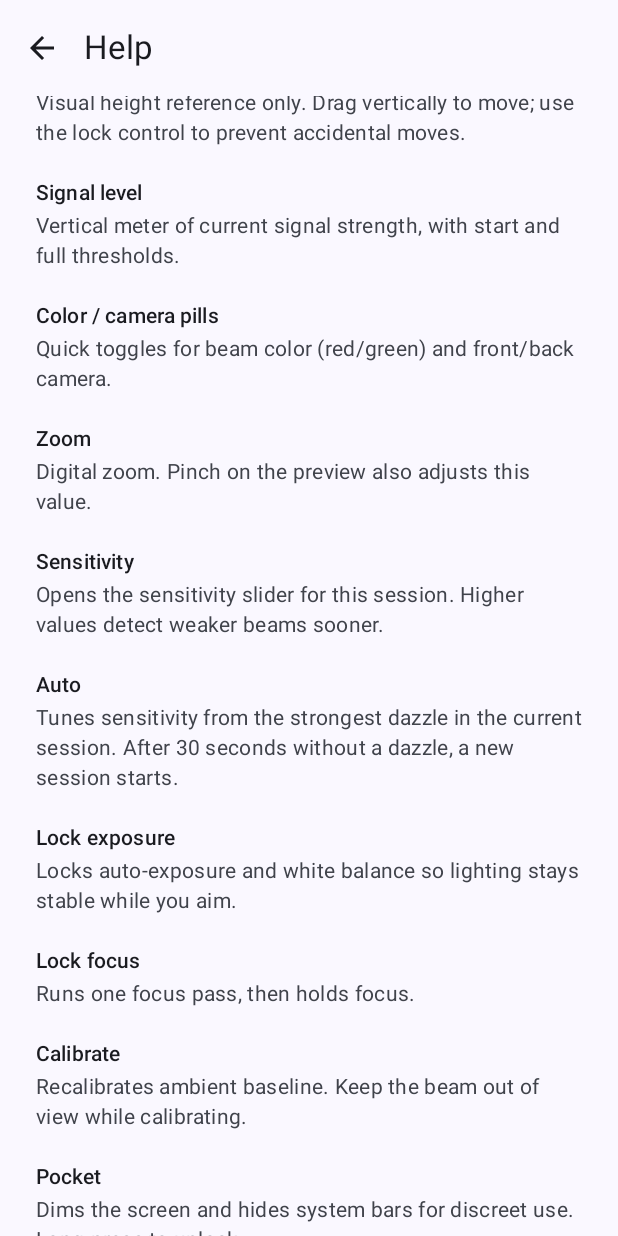
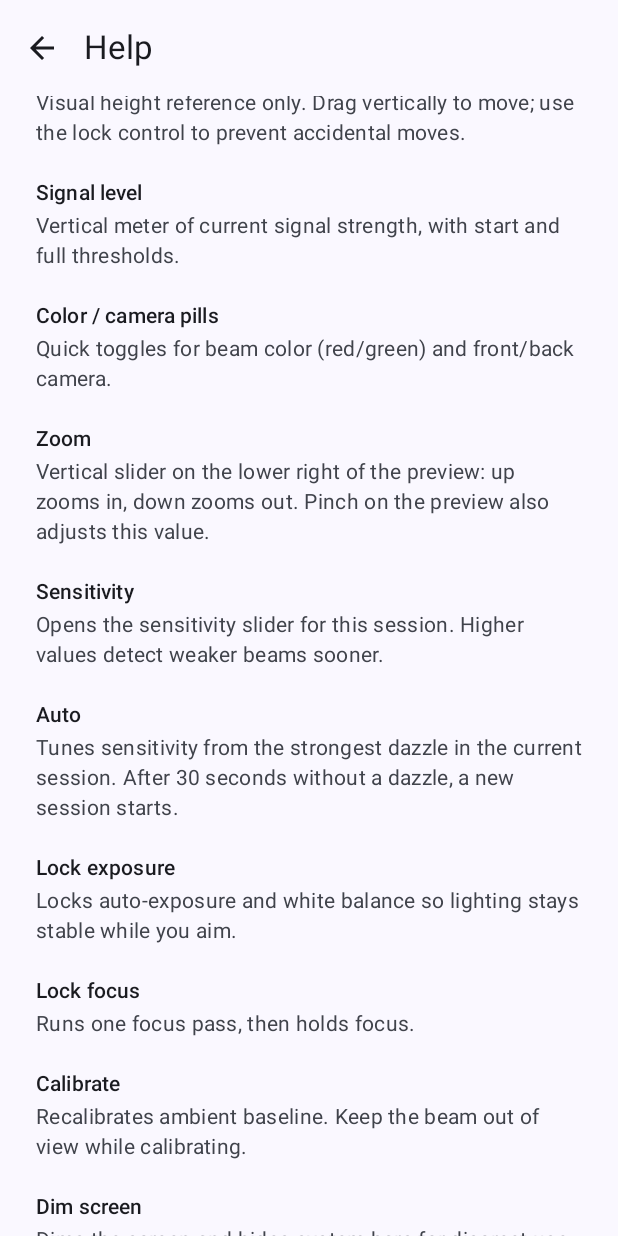
Before and after one commit to refael302/beam-finder, an Android app built with Jetpack Compose: the HelpScreen screen opened through its navigation route, scrolled down 532 dp, on a phone screen of 412 x 824 dp. Run offline under Robolectric (Android 15) with nearby library versions, the phone set to English and light mode, and no system bars.

Commit message:
Rename pocket to Dim screen and move zoom to a vertical slider. (#7)
Detect work screen keeps the dim-screen control; zoom sits bottom-right
as a vertical slider (up = in, down = out). Update EN/HE labels and help.

Co-authored-by: Cursor Agent <cursoragent@cursor.com>
Co-authored-by: refael302 <refael302@users.noreply.github.com>

```diff
--- a/app/src/main/kotlin/io/github/refael302/beamfinder/ui/detect/DetectOverlays.kt
+++ b/app/src/main/kotlin/io/github/refael302/beamfinder/ui/detect/DetectOverlays.kt
@@ -286,7 +286,7 @@ fun LevelMeter(
 }
 
 /**
- * Pocket mode: opaque black overlay, minimum screen brightness, hidden system bars, back
+ * Dim-screen mode: opaque black overlay, minimum screen brightness, hidden system bars, back
  * blocked. Long-press ([UNLOCK_HOLD_MS]) to unlock. The camera keeps running underneath.
  */
 @Composable
--- a/app/src/main/res/values/strings.xml
+++ b/app/src/main/res/values/strings.xml
@@ -25,7 +25,7 @@
     <string name="detect_lock_exposure">Lock exposure</string>
     <string name="detect_lock_focus">Lock focus</string>
     <string name="detect_calibrate">Calibrate</string>
-    <string name="detect_pocket">Pocket</string>
+    <string name="detect_pocket">Dim screen</string>
     <string name="detect_pocket_unlock_hint">Long-press to unlock</string>
     <string name="detect_debug">Debug</string>
     <string name="detect_level">Signal level</string>
@@ -44,7 +44,7 @@
     <string name="setting_sensitivity">Sensitivity</string>
     <string name="setting_beep_style">Beep style</string>
     <string name="setting_camera_facing">Camera</string>
-    <string name="setting_pocket_mode">Pocket mode</string>
+    <string name="setting_pocket_mode">Dim screen</string>
     <string name="setting_vibrate">Vibrate</string>
     <string name="setting_volume">Volume</string>
     <string name="setting_audio_stream">Audio stream</string>
@@ -106,13 +106,13 @@
     <string name="help_detect_level">Vertical meter of current signal strength, with start and full thresholds.</string>
     <string name="help_detect_quick_title">Color / camera pills</string>
     <string name="help_detect_quick">Quick toggles for beam color (red/green) and front/back camera.</string>
-    <string name="help_detect_zoom">Digital zoom. Pinch on the preview also adjusts this value.</string>
+    <string name="help_detect_zoom">Vertical slider on the lower right of the preview: up zooms in, down zooms out. Pinch on the preview also adjusts this value.</string>
     <string name="help_detect_sensitivity">Opens the sensitivity slider for this session. Higher values detect weaker beams sooner.</string>
     <string name="help_detect_sensitivity_auto">Tunes sensitivity from the strongest dazzle in the current session. After 30 seconds without a dazzle, a new session starts.</string>
     <string name="help_detect_lock_exposure">Locks auto-exposure and white balance so lighting stays stable while you aim.</string>
     <string name="help_detect_lock_focus">Runs one focus pass, then holds focus.</string>
     <string name="help_detect_calibrate">Recalibrates ambient baseline. Keep the beam out of view while calibrating.</string>
-    <string name="help_detect_pocket">Dims the screen and hides system bars for discreet use. Long-press to unlock.</string>
+    <string name="help_detect_pocket">Dims the screen and hides system bars for discreet use (Detect screen button). Long-press to unlock.</string>
     <string name="help_detect_debug">Shows raw detection metrics on the preview for diagnostics.</string>
     <string name="help_section_settings">Settings</string>
     <string name="help_setting_beam_color">Which laser color the detector looks for.</string>
@@ -122,7 +122,7 @@
     <string name="help_setting_audio_stream">Alarm stream (can play over silent mode on many devices) or media stream.</string>
     <string name="help_setting_volume">Beep volume.</string>
     <string name="help_setting_vibrate">Vibrate in sync with beeps.</string>
-    <string name="help_setting_pocket_mode">If enabled, Detect enters pocket mode automatically after the first calibration.</string>
+    <string name="help_setting_pocket_mode">If enabled, Detect dims the screen automatically after the first calibration.</string>
     <string name="help_setting_camera_facing">Default camera when Detect opens.</string>
     <string name="help_setting_low_exposure">Biases the camera toward lower exposure to reduce bloom from bright beams.</string>
     <string name="help_setting_guide_line_y">Default vertical position of the guide line.</string>
```
Also changed, not shown: app/src/main/kotlin/io/github/refael302/beamfinder/ui/detect/DetectScreen.kt (+50 -18 lines), 1 other file.
